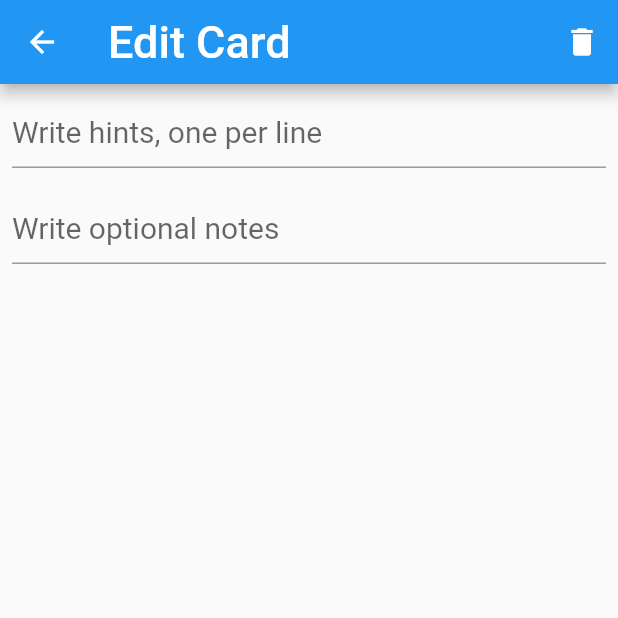
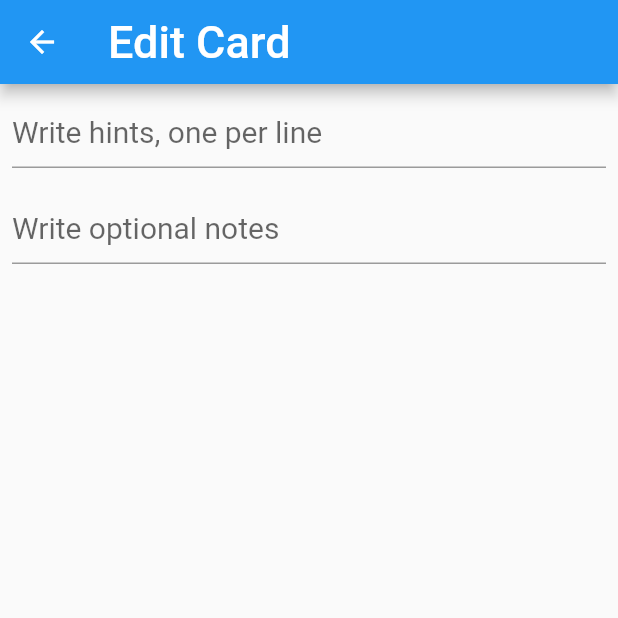
Before and after one commit to fmaylinch/hints-app, a Flutter app: the screen it shows after launch, after a tap on the "add" icon, on a phone screen of 412 x 824 dp, the top half of it. Run offline on Flutter 3.47's test engine with Material 2 defaults, Android fonts, the phone set to English and light mode, and no system bars; network calls fail.

Commit message:
Hide delete action button when creating new card

```diff
--- a/lib/card_screen.dart
+++ b/lib/card_screen.dart
@@ -7,10 +7,12 @@ import 'hints_card.dart';
 class CardScreen extends StatelessWidget {
 
   final HintsCard card;
+  final bool _newCard;
   final TextEditingController _hintsController;
   final TextEditingController _notesController;
 
   CardScreen(this.card) :
+        _newCard = card.id == null,
         _hintsController = TextEditingController(text: card.hints.join("\n")),
         _notesController = TextEditingController(text: card.notes);
 
@@ -45,14 +47,19 @@ class CardScreen extends StatelessWidget {
 
   @override
   Widget build(BuildContext context) {
+
+    var actions = _newCard ? null
+        : <Widget>[
+            IconButton(
+                icon: Icon(Icons.delete), onPressed: () => _deleteCard(context))
+          ];
+
     return WillPopScope( // TODO: This disables swipe back https://github.com/flutter/flutter/issues/14203
       onWillPop: () async => _saveCardAndGoBack(context),
       child: Scaffold(
         appBar: AppBar(
             title: Text('Edit Card', style: TextStyle(fontSize: 30, color: Colors.white)),
-          actions: <Widget>[
-            IconButton(icon: Icon(Icons.delete), onPressed: () => _deleteCard(context))
-          ],
+          actions: actions,
         ),
         body: Container(
           child: ListView(
```
